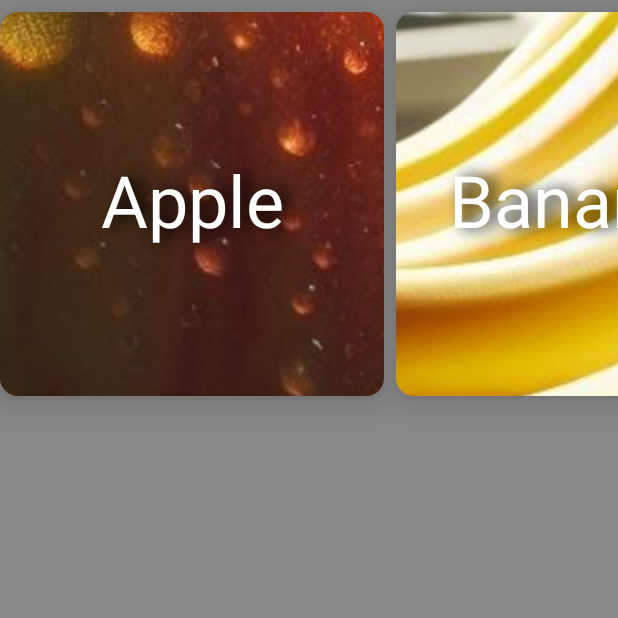
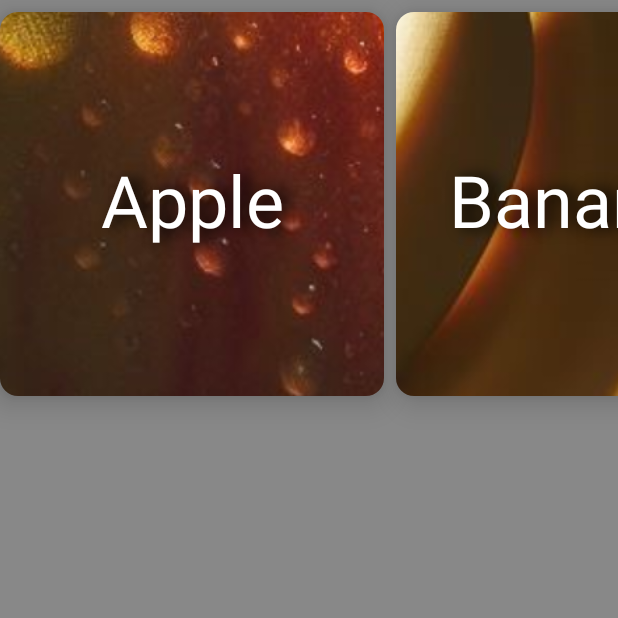
Before and after one commit to MaxGolendukhin/JetpackComposeParallax, an Android app built with Jetpack Compose: the screen it shows after launch (MainActivity), on a phone screen of 412 x 824 dp, the top half of it. Run offline under Robolectric (Android 15) with nearby library versions, the phone set to English and light mode, and no system bars.

Commit message:
Row with parallax

```diff
--- a/app/src/main/java/com/example/parallax/MainActivity.kt
+++ b/app/src/main/java/com/example/parallax/MainActivity.kt
@@ -50,13 +50,15 @@ import com.example.parallax.ui.theme.ParallaxTheme
 import kotlin.math.roundToInt
 
 class MainActivity : ComponentActivity() {
+    val density = Resources.getSystem().displayMetrics.density
+
     override fun onCreate(savedInstanceState: Bundle?) {
         super.onCreate(savedInstanceState)
         setContent {
             ParallaxTheme {
                 Surface(
                     modifier = Modifier.fillMaxSize(),
-                    color = Color.Gray
+                    color = MaterialTheme.colorScheme.background
                 ) {
                     val images = listOf(R.drawable.apple, R.drawable.bananas, R.drawable.onion,
                         R.drawable.pears, R.drawable.oranges, R.drawable.tomatoes)
@@ -70,13 +72,19 @@ class MainActivity : ComponentActivity() {
 
 @Composable
 fun Content(content: List<Pair<String, Int>>) {
-    Column {
-        Horizontal(content)
+    val density = Resources.getSystem().displayMetrics.density
+    val screenWidth = LocalConfiguration.current.screenWidthDp
+    val widthInPixels = density * screenWidth
+
+    Surface(color = Color.Gray) {
+        Column {
+            Horizontal(content, widthInPixels)
+        }
     }
 }
 
 @Composable
-fun Horizontal(content: List<Pair<String, Int>>) {
+fun Horizontal(content: List<Pair<String, Int>>, widthInPixels: Float) {
     val scrollState = rememberScrollState()
 
     Row (
@@ -95,9 +103,17 @@ fun Horizontal(content: List<Pair<String, Int>>) {
                     ),
                 contentAlignment = Alignment.Center,
             ) {
+                var parallaxOffset by rememberSaveable { mutableFloatStateOf(0f) }
+
+                if (it.first == "Onion") Log.e("parallaxOffset", parallaxOffset.toString())
+
                 Image(
                     painter = painterResource(it.second),
                     contentDescription = null,
+                    modifier = Modifier.onGloballyPositioned { coordinates ->
+                        parallaxOffset = coordinates.positionInRoot().x / widthInPixels
+                    },
+                    alignment = BiasAlignment(parallaxOffset, 0f),
                     contentScale = object : ContentScale {
                         override fun computeScaleFactor(srcSize: Size, dstSize: Size) =
                             ScaleFactor(1.4f, 1.4f)
```
